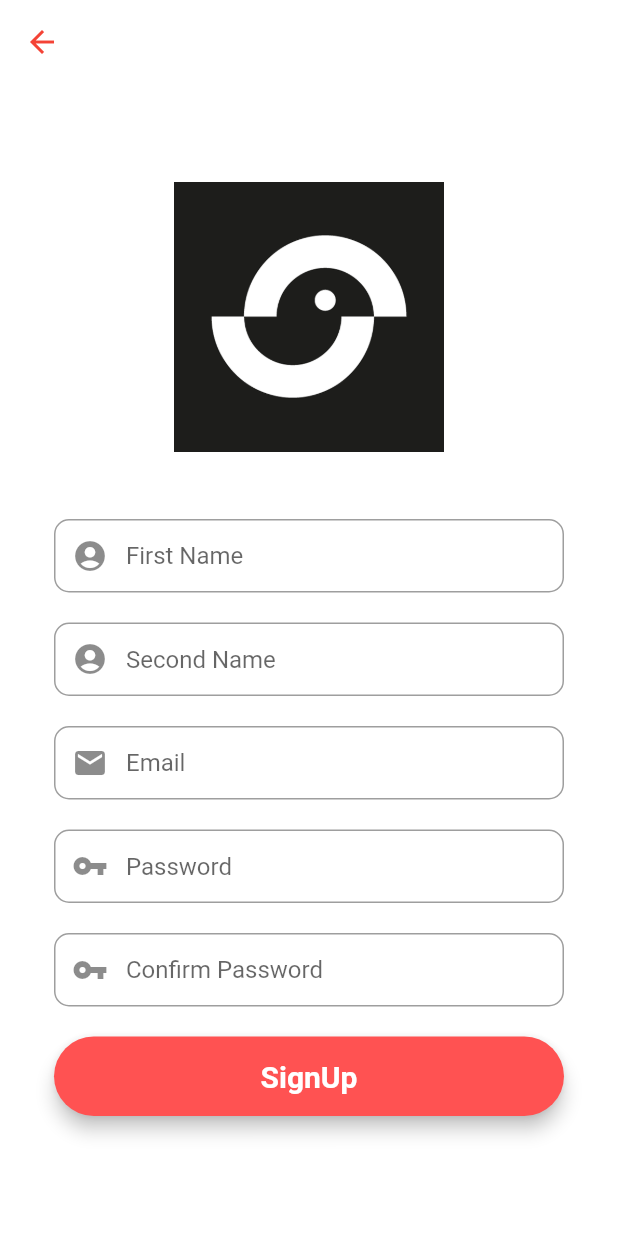
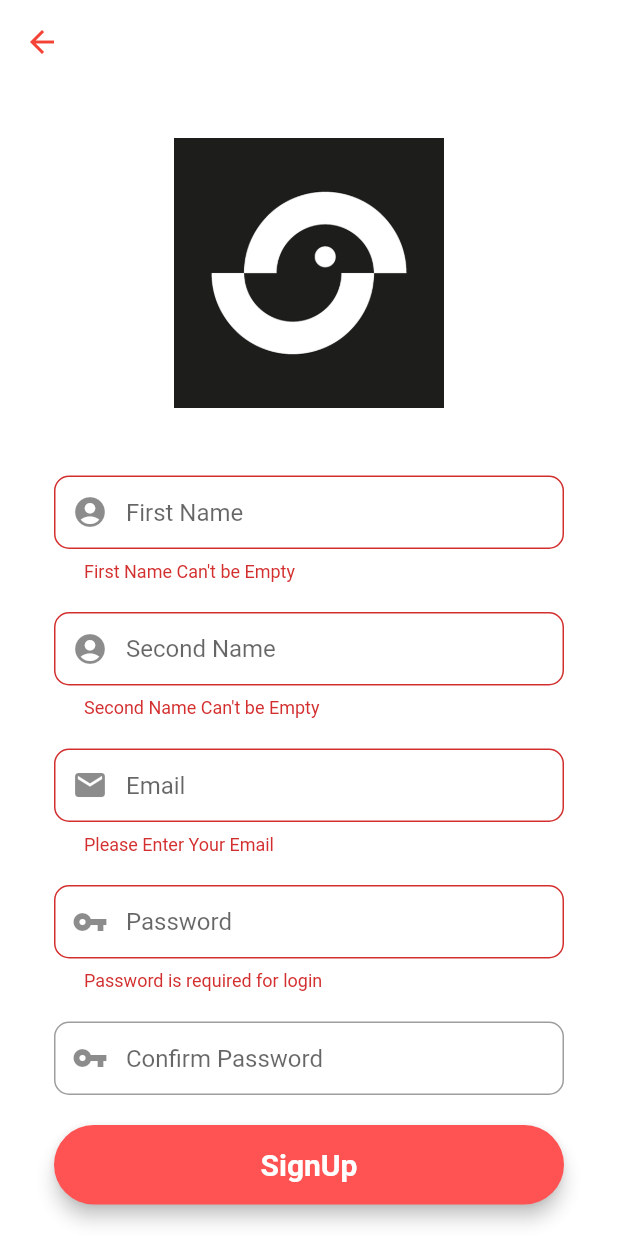
Before and after one commit to dasundoloswala23/Flutter_FirebaseAuth_login_signUp, a Flutter app: the RegistrationScreen screen opened directly, after a tap on "SignUp", on a phone screen of 412 x 824 dp. Run offline on Flutter 3.47's test engine with Material 2 defaults, Android fonts, the phone set to English and light mode, and no system bars; our stand-ins replace cloud_firestore, firebase_auth, firebase_core, fluttertoast; accounts and stored records are empty.

Commit message:
registration completed

```diff
--- /dev/null
+++ b/lib/model/user_model.dart
@@ -0,0 +1,31 @@
+class UserModel{
+  String? uid;
+  String? email;
+  String? firstName;
+  String? secondName;
+
+  UserModel({this.uid, this.email , this.firstName , this.secondName});
+
+  //receiving data from server
+
+factory UserModel.formMap(map){
+  return UserModel(
+    uid: map['uid'],
+    email: map['email'],
+    firstName: map['firstName'],
+    secondName: map['secondName'],
+
+  );
+}
+
+    // sending data to server
+
+  Map<String,dynamic> toMap(){
+    return {
+      'uid' : uid ,
+      'email' : email,
+      'firstName' : firstName ,
+      'secondName' : secondName ,
+    };
+  }
+}
--- a/lib/screens/login.dart
+++ b/lib/screens/login.dart
@@ -8,6 +8,7 @@ import 'package:login/screens/home_screen.dart';
 import 'package:login/screens/registration.dart';
 
 class LoginScreen  extends StatefulWidget {
+
   const LoginScreen ({Key? key}) : super(key: key);
 
   @override
@@ -101,8 +102,6 @@ class _LoginScreenState extends State <LoginScreen> {
       minWidth: MediaQuery.of(context).size.width,
       onPressed: (){
         signIn(emailController.text, passwordController.text);
-
-
       },
       child: Text(
         "Login",
--- a/lib/screens/registration.dart
+++ b/lib/screens/registration.dart
@@ -1,5 +1,10 @@
+import 'package:cloud_firestore/cloud_firestore.dart';
+import 'package:firebase_auth/firebase_auth.dart';
 import 'package:flutter/cupertino.dart';
 import 'package:flutter/material.dart';
+import 'package:fluttertoast/fluttertoast.dart';
+import 'package:login/model/user_model.dart';
+import 'package:login/screens/home_screen.dart';
 import 'package:login/screens/registration.dart';
 
 class RegistrationScreen extends StatefulWidget {
@@ -10,8 +15,8 @@ class RegistrationScreen extends StatefulWidget {
 }
 
 class _RegistrationScreenState extends State<RegistrationScreen> {
+  final _auth = FirebaseAuth.instance;
   //our form key
-
   final _formkey = GlobalKey<FormState>();
 
   //editing Controller
@@ -28,7 +33,18 @@ class _RegistrationScreenState extends State<RegistrationScreen> {
         autofocus: false,
         controller: firstNameEditingController,
         keyboardType: TextInputType.name,
-        //validator: (){},
+        validator: (value){
+          RegExp regex = new RegExp(r'^.{3,}$');
+          if (value!.isEmpty)
+          {
+            return ("First Name Can't be Empty ");
+          }
+          if(!regex.hasMatch(value))
+          {
+            return("Enter Valid name(Min 3 Characters)");
+          }
+          return null;
+        },
         onSaved: (value) {
           firstNameEditingController.text = value!;
         },
@@ -46,7 +62,12 @@ class _RegistrationScreenState extends State<RegistrationScreen> {
         autofocus: false,
         controller: secondNameEditingController,
         keyboardType: TextInputType.name,
-        //validator: (){},
+        validator: (value){
+          if (value!.isEmpty)
+          {
+            return ("Second Name Can't be Empty ");
+          }
+        },
         onSaved: (value) {
           secondNameEditingController.text = value!;
         },
@@ -64,7 +85,19 @@ class _RegistrationScreenState extends State<RegistrationScreen> {
         autofocus: false,
         controller: emailEditingController,
         keyboardType: TextInputType.emailAddress,
-        //validator: (){},
+        validator: (value){
+          if(value!.isEmpty){
+            return ("Please Enter Your Email");
+          }
+          //reg expression for email validation
+          if(!RegExp("^[a-zA-Z0-9.a-zA-Z0-9.!#%&'*+-/=?^_`{|}~]+@[a-zA-Z0-9]+\.[a-zA-Z]+")
+              .hasMatch(value))
+          {
+            return("Please Enter Valid Email");
+          }
+          return null;
+
+        },
         onSaved: (value) {
           emailEditingController.text = value!;
         },
@@ -82,7 +115,17 @@ class _RegistrationScreenState extends State<RegistrationScreen> {
         autofocus: false,
         controller: passwordEditingController,
         obscureText: true,
-        //validator: (){},
+        validator: (value){
+          RegExp regex = new RegExp(r'^.{6,}$');
+          if (value!.isEmpty)
+          {
+            return ("Password is required for login ");
+          }
+          if(!regex.hasMatch(value))
+          {
+            return("Enter Valid Password(Min 6 Characters)");
+          }
+        },
         onSaved: (value) {
           passwordEditingController.text = value!;
         },
@@ -100,7 +143,13 @@ class _RegistrationScreenState extends State<RegistrationScreen> {
         autofocus: false,
         controller: confirmPasswordEditingController,
         obscureText: true,
-        //validator: (){},
+        validator: (value){
+          if(confirmPasswordEditingController.text != passwordEditingController.text)
+            {
+              return ("Password don't match");
+            }
+          return null;
+        },
         onSaved: (value) {
           confirmPasswordEditingController.text = value!;
         },
@@ -121,7 +170,9 @@ class _RegistrationScreenState extends State<RegistrationScreen> {
       child: MaterialButton(
         padding: EdgeInsets.fromLTRB(20, 15, 20, 15),
         minWidth: MediaQuery.of(context).size.width,
-        onPressed: (){},
+        onPressed: (){
+          signUp(emailEditingController.text,passwordEditingController.text);
+        },
         child: Text(
           "SignUp",
           textAlign: TextAlign.center,
@@ -138,12 +189,9 @@ class _RegistrationScreenState extends State<RegistrationScreen> {
         leading: IconButton(
           icon: Icon(Icons.arrow_back,color: Colors.red),
           onPressed: () {
-            // passing this to our root
             Navigator.of(context).pop();
           },
-
         ),
-
     ),
       body: Center(
         child: SingleChildScrollView(
@@ -185,4 +233,45 @@ class _RegistrationScreenState extends State<RegistrationScreen> {
       ),
     );
   }
+  void signUp(String email, String password) async
+  {
+    if(_formkey.currentState!.validate())
+      {
+        await _auth.createUserWithEmailAndPassword(email: email, password: password)
+            .then((value) =>{
+              postDetailsToFirestore()
+        }).catchError((e)
+        {
+          Fluttertoast.showToast(msg:e!.message);
+        });
+      }
+  }
+
+  postDetailsToFirestore() async{
+    // calling our fireStore
+    //calling our user model
+    // sending these values
+
+    FirebaseFirestore firebaseFirestore = FirebaseFirestore.instance;
+    User? user = _auth.currentUser;
+
+    UserModel userModel = UserModel();
+
+    //writing all the values
+    userModel.email = user!.email;
+    userModel.uid = user.uid;
+    userModel.firstName = firstNameEditingController.text;
+    userModel.secondName = secondNameEditingController.text;
+
+    await firebaseFirestore
+    .collection("users")
+    .doc(user.uid)
+    .set(userModel.toMap());
+
+    Fluttertoast.showToast(msg: "Account created successfully ");
+    Navigator.pushAndRemoveUntil((context),MaterialPageRoute(builder: (context) => HomeScreen()),
+        (route) => false);
+
+
+  }
 }
```
Also changed, not shown: lib/main.dart (+6 -1 lines), lib/screens/home_screen.dart (+41 -3 lines), lib/generated/assets.dart (deleted).
